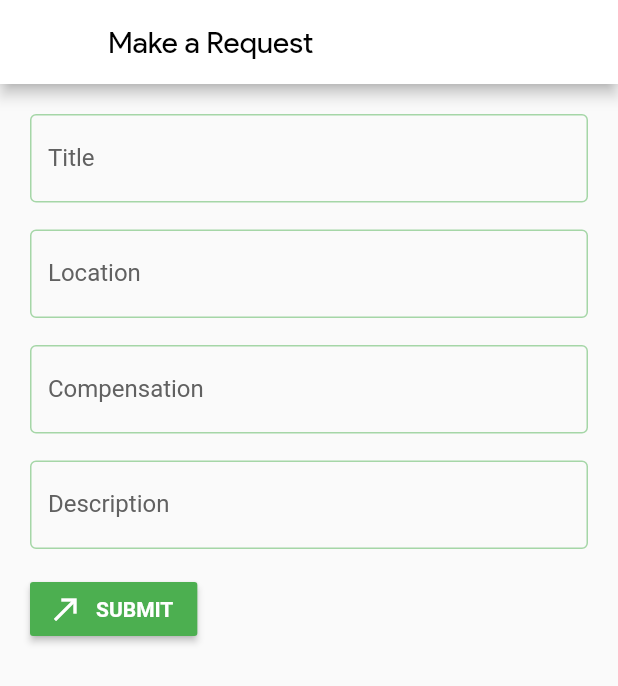
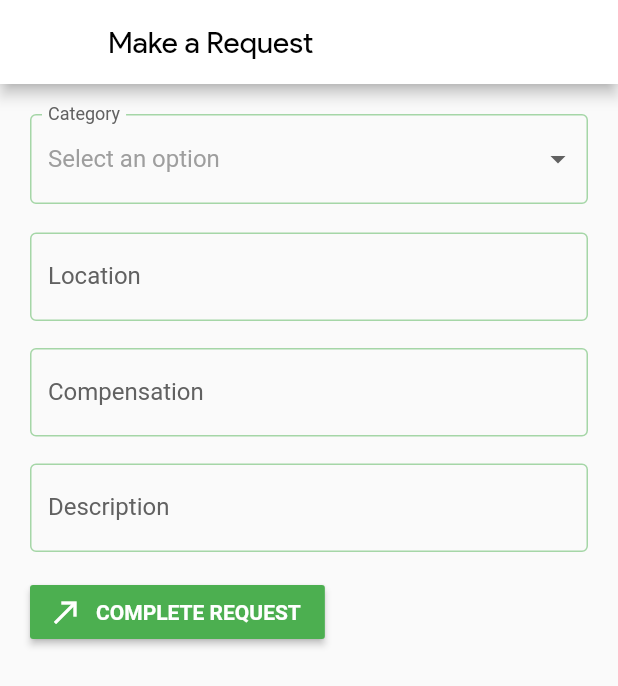
Before and after one commit to tomxjy666/trustworky_flutterfire, a Flutter app: the RequestScreen screen opened directly, on a phone screen of 412 x 824 dp. Shown: the top 686 px of the screen. Run offline on Flutter 3.47's test engine with Material 2 defaults, Android fonts, the phone set to English and light mode, and no system bars; our stand-ins replace bubble_bottom_bar, cloud_firestore, firebase_analytics, firebase_auth, font_awesome_flutter, google_fonts and 2 more; missing offline and left inert: flutter_auth_buttons, time_formatter; accounts and stored records are empty.

Commit message:
feat: task_detail

```diff
--- a/lib/main.dart
+++ b/lib/main.dart
@@ -34,11 +34,7 @@ class MyApp extends StatelessWidget {
 
         // Theme
         theme: ThemeData(
-          // fontFamily: 'Roboto',
-          // bottomAppBarTheme: BottomAppBarTheme(
-          //   color: Colors.black87,
-          // ),
-          // brightness: Brightness.dark,
+          primarySwatch: Colors.green,
           textTheme: GoogleFonts.robotoTextTheme(
             Theme.of(context).textTheme,
           ),
--- a/lib/screens/loggedin_wrapper.dart
+++ b/lib/screens/loggedin_wrapper.dart
@@ -66,12 +66,11 @@ class _LoggedInWrapperScreenState extends State<LoggedInWrapperScreen> {
           BubbleBottomBarItem(
               backgroundColor: Colors.green,
               icon: Icon(
-                // Icons.home,
                 CustomIcons.trustworky,
+                // size: 24,
                 color: Colors.grey,
               ),
               activeIcon: Icon(
-                // Icons.home,
                 CustomIcons.trustworky,
                 size: 20,
                 color: Colors.green,
--- a/lib/screens/login.dart
+++ b/lib/screens/login.dart
@@ -56,10 +56,10 @@ class LoginScreenState extends State<LoginScreen> {
             //   loginMethod: auth.googleSignIn,
             // ),
             LoginButton(
-                text: 'CONTINUE AS GUEST',
-                icon: Icons.people_outline,
-                color: Colors.white,
-                loginMethod: auth.anonLogin)
+              text: 'CONTINUE AS GUEST',
+              icon: Icons.people_outline,
+              color: Colors.white,
+            )
           ],
         ),
       ),
--- a/lib/screens/request.dart
+++ b/lib/screens/request.dart
@@ -2,6 +2,7 @@ import 'package:flutter/material.dart';
 import 'package:firebase_auth/firebase_auth.dart';
 import '../services/services.dart';
 import 'package:provider/provider.dart';
+import 'package:trustworky_flutterfire/shared/shared.dart';
 
 class RequestScreen extends StatefulWidget {
   @override
@@ -12,7 +13,7 @@ class _RequestScreenState extends State<RequestScreen> {
   final _formKey = GlobalKey<FormState>();
   RequestService req = RequestService();
 
-  String title = '';
+  String category = '';
   String location = '';
   String compensation = '';
   String description = '';
@@ -40,33 +41,69 @@ class _RequestScreenState extends State<RequestScreen> {
                       child: Column(
                         crossAxisAlignment: CrossAxisAlignment.start,
                         children: <Widget>[
-                          TextFormField(
+                          DropDownFormField(
+                            value: category,
                             onChanged: (val) {
                               setState(() {
-                                title = val;
+                                category = val;
                               });
                             },
-                            cursorColor: Colors.green,
-                            decoration: InputDecoration(
-                                hintText: 'Use an eye catching title',
-                                hintStyle: TextStyle(color: Colors.grey),
-                                focusColor: Colors.green,
-                                fillColor: Colors.green,
-                                hoverColor: Colors.green,
-                                enabledBorder: OutlineInputBorder(
-                                    borderSide:
-                                        BorderSide(color: Colors.green[200])),
-                                focusedBorder: OutlineInputBorder(
-                                    borderSide:
-                                        BorderSide(color: Colors.green[100])),
-                                labelText: 'Title',
-                                labelStyle: TextStyle(color: Colors.grey[700])),
-                            validator: (value) {
-                              if (value.isEmpty) {
-                                return 'Please enter some text';
-                              }
-                              return null;
-                            },
+                            // validator: (value) {
+                            //   if (value.isEmpty) {
+                            //     return 'Please select an option';
+                            //   }
+                            //   return null;
+                            // },
+                            titleText: 'Category',
+                            dataSource: [
+                              {
+                                "display": "Electrician",
+                                "value": "Electrician",
+                              },
+                              {
+                                "display": "Air-Con",
+                                "value": "Air-Con",
+                              },
+                              {
+                                "display": "Plumber",
+                                "value": "Plumber",
+                              },
+                              {
+                                "display": "Car Mechanic",
+                                "value": "Car Mechanic",
+                              },
+                              {
+                                "display": "Locksmith",
+                                "value": "Locksmith",
+                              },
+                              {
+                                "display": "Part-Time",
+                                "value": "Part-Time",
+                              },
+                              {
+                                "display": "Freelance",
+                                "value": "Freelance",
+                              },
+                              {
+                                "display": "Cleaning",
+                                "value": "Cleaning",
+                              },
+                              {
+                                "display": "Movers",
+                                "value": "Movers",
+                              },
+                              {
+                                "display": "Delivery",
+                                "value": "Delivery",
+                              },
+                              {
+                                "display": "Others",
+                                "value": "Others",
+                              },
+                            ],
+                            textField: 'display',
+                            valueField: 'value',
+                            // autovalidate: true,
                           ),
                           Padding(
                             padding: const EdgeInsets.only(bottom: 18.0),
@@ -90,11 +127,14 @@ class _RequestScreenState extends State<RequestScreen> {
                                 focusedBorder: OutlineInputBorder(
                                     borderSide:
                                         BorderSide(color: Colors.green[100])),
+                                errorBorder: OutlineInputBorder(
+                                    borderSide:
+                                        BorderSide(color: Colors.red[700])),
                                 labelText: 'Location',
                                 labelStyle: TextStyle(color: Colors.grey[700])),
                             validator: (value) {
                               if (value.isEmpty) {
-                                return 'Please enter some text';
+                                return 'Please input location';
                               }
                               return null;
                             },
@@ -111,7 +151,8 @@ class _RequestScreenState extends State<RequestScreen> {
                             keyboardType: TextInputType.number,
                             cursorColor: Colors.green,
                             decoration: InputDecoration(
-                                hintText: 'S\$',
+                                prefixText: 'S\$',
+                                // hintText: 'S\$',
                                 hintStyle: TextStyle(color: Colors.grey),
                                 focusColor: Colors.green,
                                 fillColor: Colors.green,
@@ -122,11 +163,14 @@ class _RequestScreenState extends State<RequestScreen> {
                                 focusedBorder: OutlineInputBorder(
                                     borderSide:
                                         BorderSide(color: Colors.green[100])),
+                                errorBorder: OutlineInputBorder(
+                                    borderSide:
+                                        BorderSide(color: Colors.red[700])),
                                 labelText: 'Compensation',
                                 labelStyle: TextStyle(color: Colors.grey[700])),
                             validator: (value) {
                               if (value.isEmpty) {
-                                return 'Please enter some text';
+                                return 'Please input compensation';
                               }
                               return null;
                             },
@@ -155,11 +199,14 @@ class _RequestScreenState extends State<RequestScreen> {
                                 focusedBorder: OutlineInputBorder(
                                     borderSide:
                                         BorderSide(color: Colors.green[100])),
+                                errorBorder: OutlineInputBorder(
+                                    borderSide:
+                                        BorderSide(color: Colors.red[700])),
                                 labelText: 'Description',
                                 labelStyle: TextStyle(color: Colors.grey[700])),
                             validator: (value) {
                               if (value.isEmpty) {
-                                return 'Please enter some text';
+                                return 'Please input description of request';
                               }
                               return null;
                             },
@@ -177,8 +224,12 @@ class _RequestScreenState extends State<RequestScreen> {
                                 if (_formKey.currentState.validate()) {
                                   _formKey.currentState.save();
                                   dynamic requestFormData =
-                                      await req.updateRequestData(user, title,
-                                          location, compensation, description);
+                                      await req.updateRequestData(
+                                          user,
+                                          category,
+                                          location,
+                                          compensation,
+                                          description);
                                   // If the form is valid, display a Snackbar.
                                   if (requestFormData == null) {
                                     setState(() {
@@ -194,7 +245,7 @@ class _RequestScreenState extends State<RequestScreen> {
                               },
                               color: Colors.green,
                               label: Text(
-                                'SUBMIT',
+                                'COMPLETE REQUEST',
                                 style: TextStyle(
                                     color: Colors.white,
                                     fontWeight: FontWeight.w600),
--- a/lib/screens/screens.dart
+++ b/lib/screens/screens.dart
@@ -7,3 +7,6 @@ export 'inbox.dart';
 export 'loggedin_wrapper.dart';
 export 'request.dart';
 export 'tasks.dart';
+export 'task_detail.dart';
+export 'task_list.dart';
+export 'task_tile.dart';
--- /dev/null
+++ b/lib/screens/task_detail.dart
@@ -0,0 +1,47 @@
+import 'package:flutter/material.dart';
+import 'package:trustworky_flutterfire/services/services.dart';
+import 'package:time_formatter/time_formatter.dart';
+
+class TaskDetailScreen extends StatelessWidget {
+  final Request request;
+
+  TaskDetailScreen({Key key, @required this.request}) : super(key: key);
+
+  @override
+  Widget build(BuildContext context) {
+    String formatted = formatTime((request.lastUpdated.seconds) * 1000 );
+    return Scaffold(
+      appBar: AppBar(
+        title: Text(
+          request.category,
+          style: TextStyle(fontFamily: 'ProductSans', color: Colors.white),
+        ),
+      ),
+      body: Padding(
+        padding: EdgeInsets.all(16.0),
+        child: Center(
+            child: Container(
+                child: Column(
+          children: <Widget>[
+            Text(request.category),
+            Text(request.compensation),
+            Text(request.description),
+            Text(request.location),
+            Text(request.requesterDisplayName),
+            Text(formatted)
+          ],
+        ))),
+      ),
+      floatingActionButton: FloatingActionButton.extended(
+        elevation: 4.0,
+        icon: const Icon(Icons.forum),
+        label: const Text('Chat'),
+        onPressed: () {
+          print(request.lastUpdated);
+          print(formatted);
+        },
+      ),
+      floatingActionButtonLocation: FloatingActionButtonLocation.centerFloat,
+    );
+  }
+}
--- a/lib/screens/task_tile.dart
+++ b/lib/screens/task_tile.dart
@@ -1,15 +1,16 @@
 import 'package:flutter/material.dart';
 import 'package:trustworky_flutterfire/services/services.dart';
+import 'package:trustworky_flutterfire/screens/screens.dart';
 
 class TaskTile extends StatelessWidget {
-
   final Request request;
-  TaskTile({ this.request });
+  TaskTile({this.request});
   @override
   Widget build(BuildContext context) {
-    String profilePicture = request.requesterPhotoUrl.replaceAll('s96-c', 's400-c');
+    String profilePicture =
+        request.requesterPhotoUrl.replaceAll('s96-c', 's400-c');
     return Padding(
-      padding: EdgeInsets.only(top:0.2),
+      padding: EdgeInsets.only(top: 0.2),
       child: Card(
         // margin: EdgeInsets.fromLTRB(20.0, 6.0, 20.0, 0),
         child: ListTile(
@@ -18,13 +19,18 @@ class TaskTile extends StatelessWidget {
               backgroundImage: NetworkImage(profilePicture),
               backgroundColor: Colors.transparent,
             ),
-          title: Text(request.title),
+            title: Text(request.category),
             subtitle: Text('S\$${request.compensation}'),
             trailing: Text(request.location),
-          onTap: () => print('tapped'),
+            onTap: () {
+              Navigator.push(
+                context,
+                MaterialPageRoute(
+                  builder: (context) => TaskDetailScreen(request: request),
                 ),
+              );
+            }),
       ),
-
     );
   }
 }
--- a/lib/services/models.dart
+++ b/lib/services/models.dart
@@ -31,7 +31,7 @@ class Question {
 
 class Request {
   String id;
-  String title;
+  String category;
   String location;
   String compensation;
   String description;
@@ -42,7 +42,7 @@ class Request {
 
   Request(
       {this.id,
-      this.title,
+      this.category,
       this.location,
       this.compensation,
       this.description,
--- a/lib/services/request.dart
+++ b/lib/services/request.dart
@@ -12,13 +12,13 @@ class RequestService {
   final CollectionReference requestCollection =
       Firestore.instance.collection('requests');
 
-  Future updateRequestData(FirebaseUser user, String title, String location,
+  Future updateRequestData(FirebaseUser user, String category, String location,
       String compensation, String description) {
     DocumentReference requestRef = _db.collection('requests').document();
 
     return requestRef.setData({
       'id': uuid.v1(),
-      'title': title,
+      'category': category,
       'location': location,
       'compensation': compensation,
       'description': description,
@@ -34,7 +34,7 @@ class RequestService {
     return snapshot.documents.map((doc) {
       return Request(
           id: doc.data['id'] ?? '',
-          title: doc.data['title'] ?? '',
+          category: doc.data['category'] ?? '',
           location: doc.data['location'] ?? '',
           compensation: doc.data['compensation'] ?? '',
           description: doc.data['description'] ?? '',
--- /dev/null
+++ b/lib/shared/dropdown_form_field.dart
@@ -0,0 +1,82 @@
+import 'package:flutter/material.dart';
+
+class DropDownFormField extends FormField<dynamic> {
+  final String titleText;
+  final String hintText;
+  final bool required;
+  final String errorText;
+  final dynamic value;
+  final List dataSource;
+  final String textField;
+  final String valueField;
+  final Function onChanged;
+  final bool filled;
+
+  DropDownFormField(
+      {FormFieldSetter<dynamic> onSaved,
+      FormFieldValidator<dynamic> validator,
+      bool autovalidate = false,
+      this.titleText = 'Title',
+      this.hintText = 'Select an option',
+      this.required = true,
+      this.errorText = 'Please select an option',
+      this.value,
+      this.dataSource,
+      this.textField,
+      this.valueField,
+      this.onChanged,
+      this.filled = true})
+      : super(
+          onSaved: onSaved,
+          validator: validator,
+          autovalidate: autovalidate,
+          initialValue: value == '' ? null : value,
+          builder: (FormFieldState<dynamic> state) {
+            return Container(
+              child: Column(
+                crossAxisAlignment: CrossAxisAlignment.start,
+                children: <Widget>[
+                  InputDecorator(
+                    decoration: InputDecoration(
+                      enabledBorder: OutlineInputBorder(
+                          borderSide: BorderSide(color: Colors.green[200])),
+                      focusedBorder: OutlineInputBorder(
+                          borderSide: BorderSide(color: Colors.green[100])),
+                      contentPadding: EdgeInsets.fromLTRB(12, 12, 8, 0),
+                      labelText: titleText,
+                      labelStyle: TextStyle(color: Colors.grey[700])
+                      // filled: filled,
+                    ),
+                    child: DropdownButtonHideUnderline(
+                      child: DropdownButton<dynamic>(
+                        hint: Text(
+                          hintText,
+                          style: TextStyle(color: Colors.grey.shade500),
+                        ),
+                        value: value == '' ? null : value,
+                        onChanged: (dynamic newValue) {
+                          state.didChange(newValue);
+                          onChanged(newValue);
+                        },
+                        items: dataSource.map((item) {
+                          return DropdownMenuItem<dynamic>(
+                            value: item[valueField],
+                            child: Text(item[textField]),
+                          );
+                        }).toList(),
+                      ),
+                    ),
+                  ),
+                  SizedBox(height: state.hasError ? 5.0 : 0.0),
+                  Text(
+                    state.hasError ? state.errorText : '',
+                    style: TextStyle(
+                        color: Colors.redAccent.shade700,
+                        fontSize: state.hasError ? 12.0 : 0.0),
+                  ),
+                ],
+              ),
+            );
+          },
+        );
+}
--- a/lib/shared/shared.dart
+++ b/lib/shared/shared.dart
@@ -2,3 +2,4 @@ export 'bottom_nav.dart';
 export 'progress_bar.dart';
 export 'loader.dart';
 export 'custom_icons_icons.dart';
+export 'dropdown_form_field.dart';
```
Also changed, not shown: pubspec.yaml (+3 -27 lines), assets/undraw_transfer_money_rywa.svg (added), pubspec.lock, 2 other files. Lines whose indentation alone changed are shown as unchanged.
